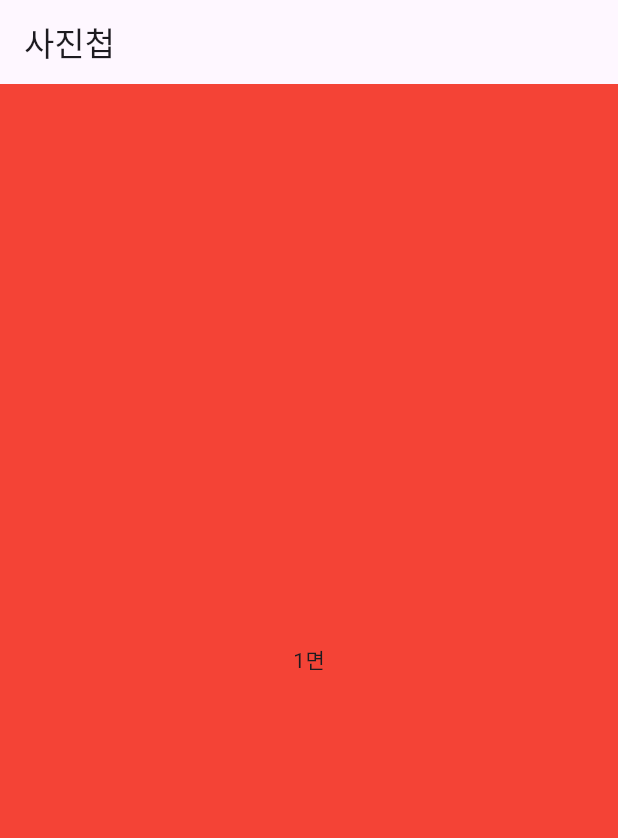
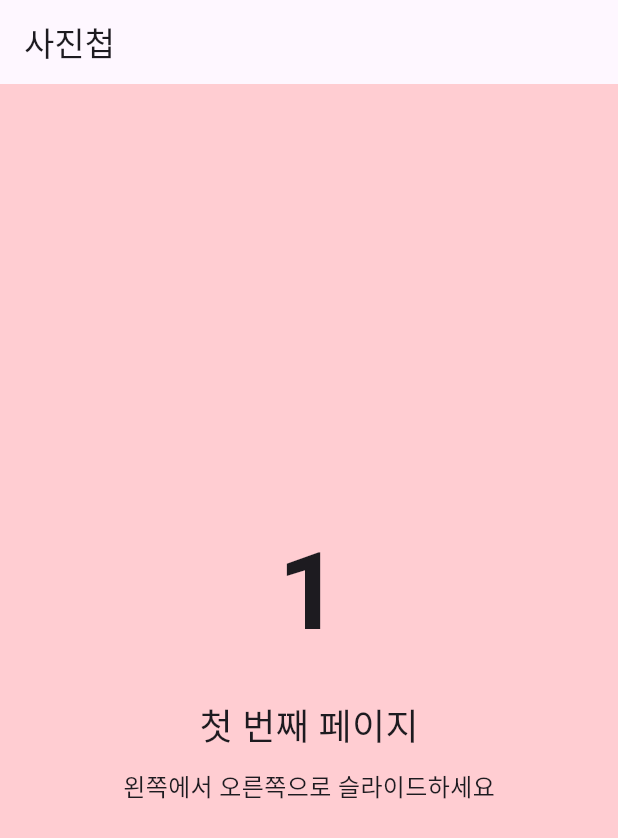
Before and after one commit to Oyatrij/radish_app, a Flutter app: the screen it shows after launch, after a tap on "사진첩 보기", on a phone screen of 412 x 824 dp. Shown: the top 838 px of the screen. Run offline on Flutter 3.47's test engine with Material 3 defaults, Android fonts, the phone set to English and light mode, and no system bars; our stand-ins replace beamer, extended_image, logger.

Commit message:
사진첩 기능 개발

```diff
--- a/lib/main.dart
+++ b/lib/main.dart
@@ -10,7 +10,7 @@ final _routerDelegate = BeamerDelegate(
           LoginLocation(),
           GalleryLocation()
         ]
-    ).call,
+    ),
     guards: [
       BeamGuard(
         pathPatterns: ['/'],
--- a/lib/screens/gallery_screen.dart
+++ b/lib/screens/gallery_screen.dart
@@ -1,4 +1,3 @@
-
 import 'package:flutter/material.dart';
 
 class GalleryScreen extends StatelessWidget {
@@ -12,26 +11,64 @@ class GalleryScreen extends StatelessWidget {
         title: Text('사진첩'),
       ),
       body: PageView(
+        // 명시적으로 가로 방향 설정
+        scrollDirection: Axis.horizontal,
+        // 페이지 전환 효과 추가
+        physics: const BouncingScrollPhysics(),
         children: [
+          // 각 페이지를 Container로 감싸고 배경색 설정
           Container(
-            color: Colors.red,
+            color: Colors.red.shade100,
+            width: double.infinity,
+            height: double.infinity,
             child: Center(
-              child: Text('1면'),
-            )
+              child: Column(
+                mainAxisAlignment: MainAxisAlignment.center,
+                children: [
+                  Text('1', style: TextStyle(fontSize: 72, fontWeight: FontWeight.bold)),
+                  SizedBox(height: 20),
+                  Text('첫 번째 페이지', style: TextStyle(fontSize: 24)),
+                  SizedBox(height: 10),
+                  Text('왼쪽에서 오른쪽으로 슬라이드하세요', style: TextStyle(fontSize: 16)),
+                ],
+              ),
+            ),
           ),
           Container(
-            color: Colors.black,
-              child: Center(
-                child: Text('2면'),
-              )
+            color: Colors.blue.shade100,
+            width: double.infinity,
+            height: double.infinity,
+            child: Center(
+              child: Column(
+                mainAxisAlignment: MainAxisAlignment.center,
+                children: [
+                  Text('2', style: TextStyle(fontSize: 72, fontWeight: FontWeight.bold)),
+                  SizedBox(height: 20),
+                  Text('두 번째 페이지', style: TextStyle(fontSize: 24)),
+                  SizedBox(height: 10),
+                  Text('계속 슬라이드하세요', style: TextStyle(fontSize: 16)),
+                ],
+              ),
+            ),
           ),
           Container(
-            color: Colors.yellow,
-              child: Center(
-                child: Text('3면'),
-              )
-          )
-        ]
+            color: Colors.green.shade100,
+            width: double.infinity,
+            height: double.infinity,
+            child: Center(
+              child: Column(
+                mainAxisAlignment: MainAxisAlignment.center,
+                children: [
+                  Text('3', style: TextStyle(fontSize: 72, fontWeight: FontWeight.bold)),
+                  SizedBox(height: 20),
+                  Text('세 번째 페이지', style: TextStyle(fontSize: 24)),
+                  SizedBox(height: 10),
+                  Text('마지막 페이지입니다', style: TextStyle(fontSize: 16)),
+                ],
+              ),
+            ),
+          ),
+        ],
       ),
     );
   }
```
